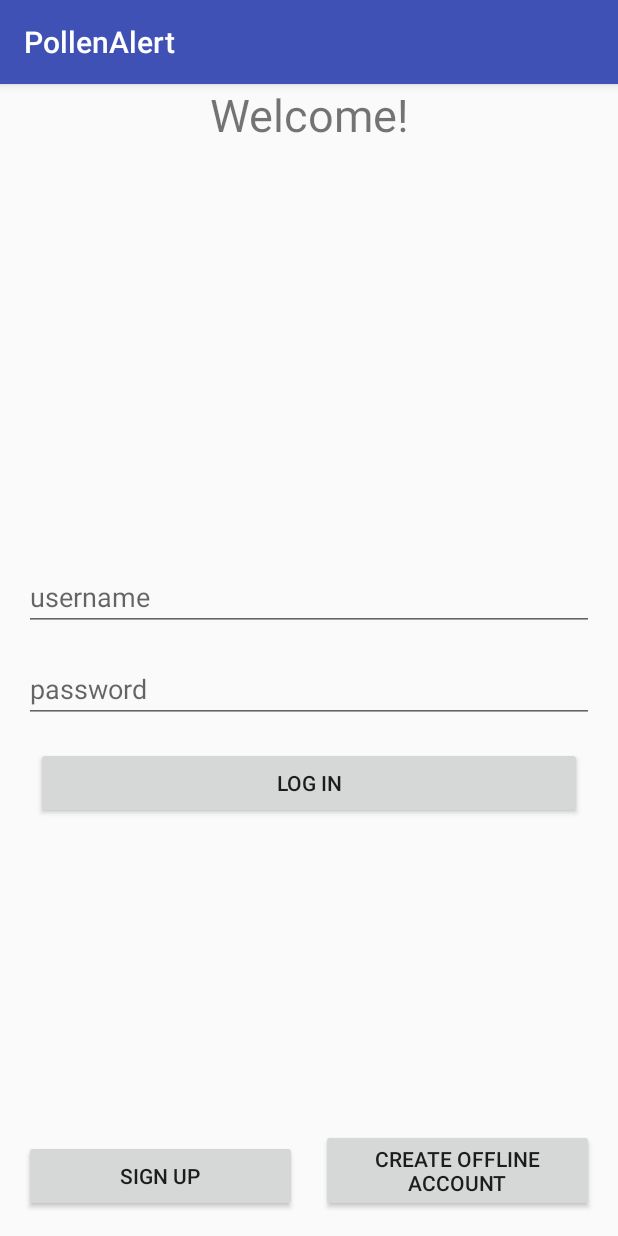
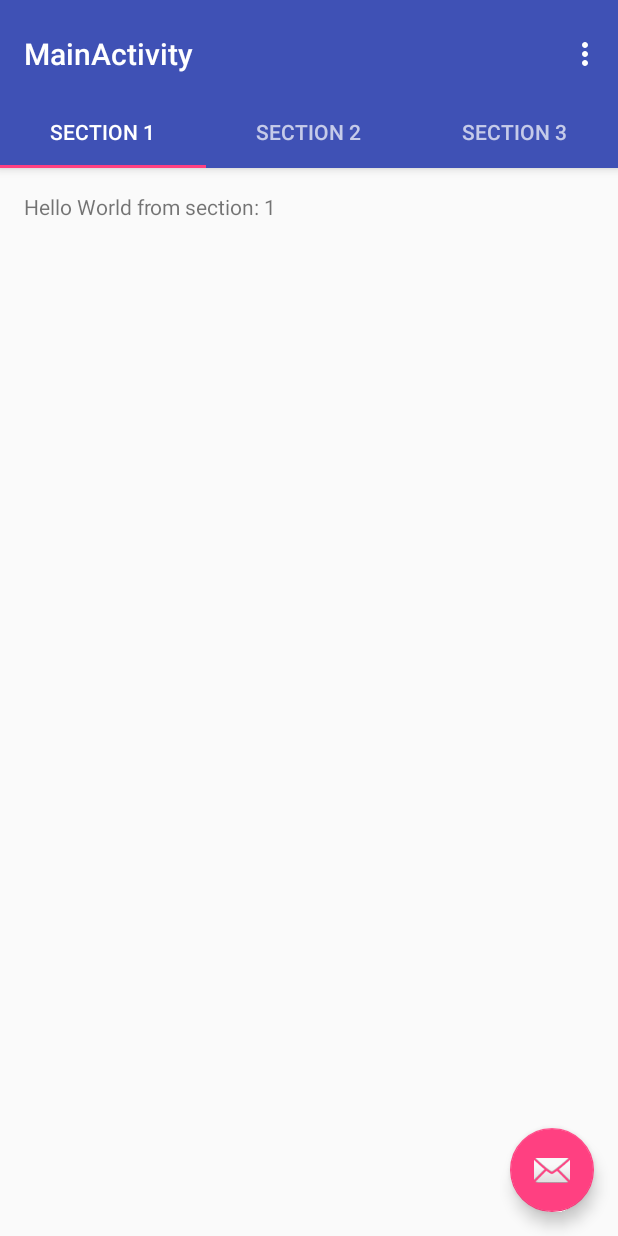
Before and after one commit to stefKristijan/PollenAlert, an Android app: the fragment LogInFragment placed in its activity, after a tap on "LOG IN", on a phone screen of 412 x 824 dp. Run offline under Robolectric (Android 15) with nearby library versions, the phone set to English and light mode, and no system bars.

Commit message:
connected the first and the main activity

```diff
--- a/app/build.gradle
+++ b/app/build.gradle
@@ -26,6 +26,7 @@ dependencies {
     })
     compile 'com.android.support:appcompat-v7:25.3.0'
     compile 'com.android.support.constraint:constraint-layout:1.0.1'
+    compile 'com.android.support:recyclerview-v7:25.3.0'
+    compile 'com.android.support:design:25.3.1'
     testCompile 'junit:junit:4.12'
-    compile 'com.android.support:recyclerview-v7:25.3.0'
 }
--- a/app/src/main/AndroidManifest.xml
+++ b/app/src/main/AndroidManifest.xml
@@ -16,6 +16,10 @@
                 <category android:name="android.intent.category.LAUNCHER" />
             </intent-filter>
         </activity>
+        <activity
+            android:name=".MainActivity"
+            android:label="@string/title_activity_main"
+            android:theme="@style/AppTheme.NoActionBar"></activity>
     </application>
 
 </manifest>
--- a/app/src/main/java/hr/ferit/kstefancic/pollenalert/CreateAccFragment.java
+++ b/app/src/main/java/hr/ferit/kstefancic/pollenalert/CreateAccFragment.java
@@ -3,6 +3,7 @@ package hr.ferit.kstefancic.pollenalert;
 import android.app.Fragment;
 import android.app.FragmentManager;
 import android.app.FragmentTransaction;
+import android.content.Intent;
 import android.os.Bundle;
 import android.view.LayoutInflater;
 import android.view.View;
@@ -32,6 +33,8 @@ public class CreateAccFragment extends Fragment {
             @Override
             public void onClick(View v) {
                 //opening second activity
+                Intent mainActIntent = new Intent(getActivity(),MainActivity.class);
+                startActivity(mainActIntent);
             }
         });
 
--- a/app/src/main/java/hr/ferit/kstefancic/pollenalert/LogInFragment.java
+++ b/app/src/main/java/hr/ferit/kstefancic/pollenalert/LogInFragment.java
@@ -3,6 +3,7 @@ package hr.ferit.kstefancic.pollenalert;
 import android.app.Fragment;
 import android.app.FragmentManager;
 import android.app.FragmentTransaction;
+import android.content.Intent;
 import android.os.Bundle;
 import android.view.LayoutInflater;
 import android.view.View;
@@ -44,7 +45,8 @@ public class LogInFragment extends Fragment {
 
             @Override
             public void onClick(View v) {
-
+                Intent mainActIntent = new Intent(getActivity(),MainActivity.class);
+                startActivity(mainActIntent);
             }
         });
         this.btnSignUp = (Button) layout.findViewById(R.id.logInFr_btnSignUp);
--- /dev/null
+++ b/app/src/main/java/hr/ferit/kstefancic/pollenalert/MainActivity.java
@@ -0,0 +1,162 @@
+package hr.ferit.kstefancic.pollenalert;
+
+import android.support.design.widget.TabLayout;
+import android.support.design.widget.FloatingActionButton;
+import android.support.design.widget.Snackbar;
+import android.support.v7.app.AppCompatActivity;
+import android.support.v7.widget.Toolbar;
+
+import android.support.v4.app.Fragment;
+import android.support.v4.app.FragmentManager;
+import android.support.v4.app.FragmentPagerAdapter;
+import android.support.v4.view.ViewPager;
+import android.os.Bundle;
+import android.view.LayoutInflater;
+import android.view.Menu;
+import android.view.MenuItem;
+import android.view.View;
+import android.view.ViewGroup;
+
+import android.widget.TextView;
+
+public class MainActivity extends AppCompatActivity {
+
+    /**
+     * The {@link android.support.v4.view.PagerAdapter} that will provide
+     * fragments for each of the sections. We use a
+     * {@link FragmentPagerAdapter} derivative, which will keep every
+     * loaded fragment in memory. If this becomes too memory intensive, it
+     * may be best to switch to a
+     * {@link android.support.v4.app.FragmentStatePagerAdapter}.
+     */
+    private SectionsPagerAdapter mSectionsPagerAdapter;
+
+    /**
+     * The {@link ViewPager} that will host the section contents.
+     */
+    private ViewPager mViewPager;
+
+    @Override
+    protected void onCreate(Bundle savedInstanceState) {
+        super.onCreate(savedInstanceState);
+        setContentView(R.layout.activity_main);
+
+        Toolbar toolbar = (Toolbar) findViewById(R.id.toolbar);
+        setSupportActionBar(toolbar);
+        // Create the adapter that will return a fragment for each of the three
+        // primary sections of the activity.
+        mSectionsPagerAdapter = new SectionsPagerAdapter(getSupportFragmentManager());
+
+        // Set up the ViewPager with the sections adapter.
+        mViewPager = (ViewPager) findViewById(R.id.container);
+        mViewPager.setAdapter(mSectionsPagerAdapter);
+
+        TabLayout tabLayout = (TabLayout) findViewById(R.id.tabs);
+        tabLayout.setupWithViewPager(mViewPager);
+
+        FloatingActionButton fab = (FloatingActionButton) findViewById(R.id.fab);
+        fab.setOnClickListener(new View.OnClickListener() {
+            @Override
+            public void onClick(View view) {
+                Snackbar.make(view, "Replace with your own action", Snackbar.LENGTH_LONG)
+                        .setAction("Action", null).show();
+            }
+        });
+
+    }
+
+
+    @Override
+    public boolean onCreateOptionsMenu(Menu menu) {
+        // Inflate the menu; this adds items to the action bar if it is present.
+        getMenuInflater().inflate(R.menu.menu_main, menu);
+        return true;
+    }
+
+    @Override
+    public boolean onOptionsItemSelected(MenuItem item) {
+        // Handle action bar item clicks here. The action bar will
+        // automatically handle clicks on the Home/Up button, so long
+        // as you specify a parent activity in AndroidManifest.xml.
+        int id = item.getItemId();
+
+        //noinspection SimplifiableIfStatement
+        if (id == R.id.action_settings) {
+            return true;
+        }
+
+        return super.onOptionsItemSelected(item);
+    }
+
+    /**
+     * A placeholder fragment containing a simple view.
+     */
+    public static class PlaceholderFragment extends Fragment {
+        /**
+         * The fragment argument representing the section number for this
+         * fragment.
+         */
+        private static final String ARG_SECTION_NUMBER = "section_number";
+
+        public PlaceholderFragment() {
+        }
+
+        /**
+         * Returns a new instance of this fragment for the given section
+         * number.
+         */
+        public static PlaceholderFragment newInstance(int sectionNumber) {
+            PlaceholderFragment fragment = new PlaceholderFragment();
+            Bundle args = new Bundle();
+            args.putInt(ARG_SECTION_NUMBER, sectionNumber);
+            fragment.setArguments(args);
+            return fragment;
+        }
+
+        @Override
+        public View onCreateView(LayoutInflater inflater, ViewGroup container,
+                                 Bundle savedInstanceState) {
+            View rootView = inflater.inflate(R.layout.fragment_main, container, false);
+            TextView textView = (TextView) rootView.findViewById(R.id.section_label);
+            textView.setText(getString(R.string.section_format, getArguments().getInt(ARG_SECTION_NUMBER)));
+            return rootView;
+        }
+    }
+
+    /**
+     * A {@link FragmentPagerAdapter} that returns a fragment corresponding to
+     * one of the sections/tabs/pages.
+     */
+    public class SectionsPagerAdapter extends FragmentPagerAdapter {
+
+        public SectionsPagerAdapter(FragmentManager fm) {
+            super(fm);
+        }
+
+        @Override
+        public Fragment getItem(int position) {
+            // getItem is called to instantiate the fragment for the given page.
+            // Return a PlaceholderFragment (defined as a static inner class below).
+            return PlaceholderFragment.newInstance(position + 1);
+        }
+
+        @Override
+        public int getCount() {
+            // Show 3 total pages.
+            return 3;
+        }
+
+        @Override
+        public CharSequence getPageTitle(int position) {
+            switch (position) {
+                case 0:
+                    return "SECTION 1";
+                case 1:
+                    return "SECTION 2";
+                case 2:
+                    return "SECTION 3";
+            }
+            return null;
+        }
+    }
+}
--- a/app/src/main/java/hr/ferit/kstefancic/pollenalert/SignUpFragment3.java
+++ b/app/src/main/java/hr/ferit/kstefancic/pollenalert/SignUpFragment3.java
@@ -3,6 +3,7 @@ package hr.ferit.kstefancic.pollenalert;
 import android.app.Fragment;
 import android.app.FragmentManager;
 import android.app.FragmentTransaction;
+import android.content.Intent;
 import android.os.Bundle;
 import android.view.LayoutInflater;
 import android.view.View;
@@ -41,7 +42,8 @@ public class SignUpFragment3 extends Fragment {
 
             @Override
             public void onClick(View v) {
-                //Toast.makeText(getContext(),"Successfully signed up",Toast.LENGTH_SHORT).show();
+                Intent mainActIntent = new Intent(getActivity(),MainActivity.class);
+                startActivity(mainActIntent);
             }
         });
 
--- /dev/null
+++ b/app/src/main/res/layout/activity_main.xml
@@ -0,0 +1,49 @@
+<?xml version="1.0" encoding="utf-8"?>
+<android.support.design.widget.CoordinatorLayout xmlns:android="http://schemas.android.com/apk/res/android"
+    xmlns:app="http://schemas.android.com/apk/res-auto"
+    xmlns:tools="http://schemas.android.com/tools"
+    android:id="@+id/main_content"
+    android:layout_width="match_parent"
+    android:layout_height="match_parent"
+    android:fitsSystemWindows="true"
+    tools:context="hr.ferit.kstefancic.pollenalert.MainActivity">
+
+    <android.support.design.widget.AppBarLayout
+        android:id="@+id/appbar"
+        android:layout_width="match_parent"
+        android:layout_height="wrap_content"
+        android:paddingTop="@dimen/appbar_padding_top"
+        android:theme="@style/AppTheme.AppBarOverlay">
+
+        <android.support.v7.widget.Toolbar
+            android:id="@+id/toolbar"
+            android:layout_width="match_parent"
+            android:layout_height="?attr/actionBarSize"
+            android:background="?attr/colorPrimary"
+            app:layout_scrollFlags="scroll|enterAlways"
+            app:popupTheme="@style/AppTheme.PopupOverlay">
+
+        </android.support.v7.widget.Toolbar>
+
+        <android.support.design.widget.TabLayout
+            android:id="@+id/tabs"
+            android:layout_width="match_parent"
+            android:layout_height="wrap_content" />
+
+    </android.support.design.widget.AppBarLayout>
+
+    <android.support.v4.view.ViewPager
+        android:id="@+id/container"
+        android:layout_width="match_parent"
+        android:layout_height="match_parent"
+        app:layout_behavior="@string/appbar_scrolling_view_behavior" />
+
+    <android.support.design.widget.FloatingActionButton
+        android:id="@+id/fab"
+        android:layout_width="wrap_content"
+        android:layout_height="wrap_content"
+        android:layout_gravity="end|bottom"
+        android:layout_margin="@dimen/fab_margin"
+        app:srcCompat="@android:drawable/ic_dialog_email" />
+
+</android.support.design.widget.CoordinatorLayout>
--- /dev/null
+++ b/app/src/main/res/layout/fragment_main.xml
@@ -0,0 +1,16 @@
+<RelativeLayout xmlns:android="http://schemas.android.com/apk/res/android"
+    xmlns:tools="http://schemas.android.com/tools"
+    android:layout_width="match_parent"
+    android:layout_height="match_parent"
+    android:paddingBottom="@dimen/activity_vertical_margin"
+    android:paddingLeft="@dimen/activity_horizontal_margin"
+    android:paddingRight="@dimen/activity_horizontal_margin"
+    android:paddingTop="@dimen/activity_vertical_margin"
+    tools:context="hr.ferit.kstefancic.pollenalert.MainActivity$PlaceholderFragment">
+
+    <TextView
+        android:id="@+id/section_label"
+        android:layout_width="wrap_content"
+        android:layout_height="wrap_content" />
+
+</RelativeLayout>
--- /dev/null
+++ b/app/src/main/res/menu/menu_main.xml
@@ -0,0 +1,10 @@
+<menu xmlns:android="http://schemas.android.com/apk/res/android"
+    xmlns:app="http://schemas.android.com/apk/res-auto"
+    xmlns:tools="http://schemas.android.com/tools"
+    tools:context="hr.ferit.kstefancic.pollenalert.MainActivity">
+    <item
+        android:id="@+id/action_settings"
+        android:orderInCategory="100"
+        android:title="@string/action_settings"
+        app:showAsAction="never" />
+</menu>
--- /dev/null
+++ b/app/src/main/res/values-w820dp/dimens.xml
@@ -0,0 +1,6 @@
+<resources>
+    <!-- Example customization of dimensions originally defined in res/values/dimens.xml
+         (such as screen margins) for screens with more than 820dp of available width. This
+         would include 7" and 10" devices in landscape (~960dp and ~1280dp respectively). -->
+    <dimen name="activity_horizontal_margin">64dp</dimen>
+</resources>
--- a/app/src/main/res/values/dimens.xml
+++ b/app/src/main/res/values/dimens.xml
@@ -3,4 +3,9 @@
 
 
     <dimen name="H1TextSize">30sp</dimen>
+    <!-- Default screen margins, per the Android Design guidelines. -->
+    <dimen name="activity_horizontal_margin">16dp</dimen>
+    <dimen name="activity_vertical_margin">16dp</dimen>
+    <dimen name="fab_margin">16dp</dimen>
+    <dimen name="appbar_padding_top">8dp</dimen>
 </resources>
--- a/app/src/main/res/values/strings.xml
+++ b/app/src/main/res/values/strings.xml
@@ -32,4 +32,7 @@
     <string name="cbAllergiesText">Allergies</string>
     <string name="btnPostText">Post</string>
     <string name="tvWelcomeH1">Welcome!</string>
+    <string name="title_activity_main">MainActivity</string>
+    <string name="action_settings">Settings</string>
+    <string name="section_format">Hello World from section: %1$d</string>
 </resources>
--- a/app/src/main/res/values/styles.xml
+++ b/app/src/main/res/values/styles.xml
@@ -8,4 +8,13 @@
         <item name="colorAccent">@color/colorAccent</item>
     </style>
 
+    <style name="AppTheme.NoActionBar">
+        <item name="windowActionBar">false</item>
+        <item name="windowNoTitle">true</item>
+    </style>
+
+    <style name="AppTheme.AppBarOverlay" parent="ThemeOverlay.AppCompat.Dark.ActionBar" />
+
+    <style name="AppTheme.PopupOverlay" parent="ThemeOverlay.AppCompat.Light" />
+
 </resources>
```
